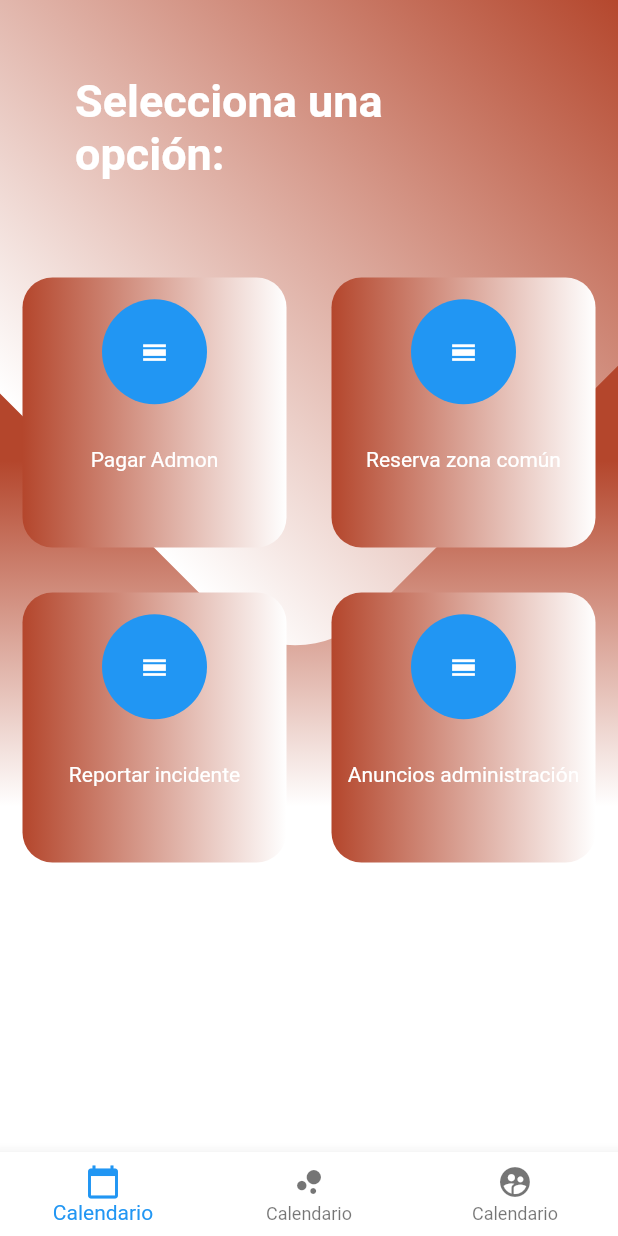
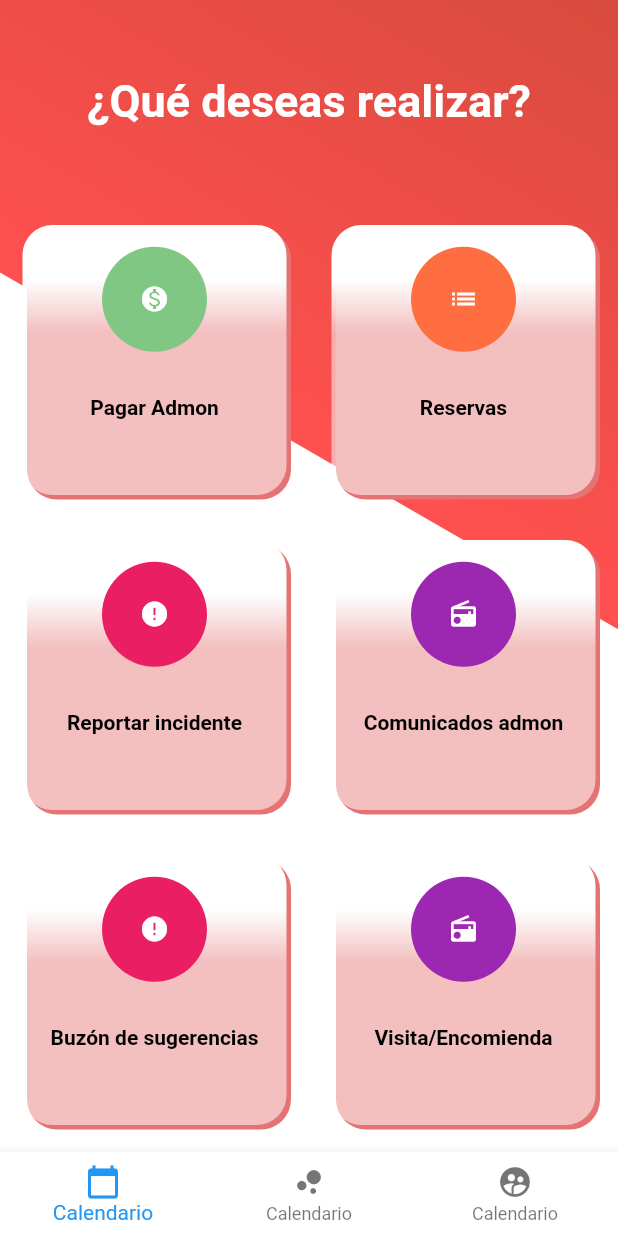
Before and after one commit to julianGonzalezV/mitribu, a Flutter app: the HomePage screen opened by its route, on a phone screen of 412 x 824 dp. Run offline on Flutter 3.47's test engine with Material 2 defaults, Android fonts, the phone set to English and light mode, and no system bars; our stand-ins replace rxdart, shared_preferences; accounts and stored records are empty.

Commit message:
categories on home

```diff
--- a/lib/src/pages/home_page.dart
+++ b/lib/src/pages/home_page.dart
@@ -1,7 +1,6 @@
 import 'dart:math';
 
 import 'package:flutter/material.dart';
-import 'package:mitribu/src/bloc/provider.dart';
 
 class HomePage extends StatelessWidget {
   const HomePage({Key key}) : super(key: key);
@@ -35,10 +34,19 @@ class HomePage extends StatelessWidget {
       height: 180.0,
       margin: EdgeInsets.all(15.0),
       decoration: BoxDecoration(
-          gradient: LinearGradient(colors: <Color>[
-            Color.fromRGBO(180, 70, 300, 9.0),
-            Colors.white,
-          ]),
+          boxShadow: [
+            new BoxShadow(
+              color: Colors.red[300],
+              offset: new Offset(3.0, 3.0),
+            )
+          ],
+          gradient: LinearGradient(
+              begin: FractionalOffset(0, 0.2),
+              end: FractionalOffset(0, 0.4),
+              colors: <Color>[
+                Colors.white,
+                Colors.white54,
+              ]),
           borderRadius: BorderRadius.circular(20.0)),
       child: Column(
         mainAxisAlignment: MainAxisAlignment.spaceAround,
@@ -59,7 +67,7 @@ class HomePage extends StatelessWidget {
           ),
           Text(
             text,
-            style: TextStyle(color: Colors.white),
+            style: TextStyle(color: Colors.black, fontWeight: FontWeight.bold),
           ),
           SizedBox(
             height: 7.0,
@@ -74,15 +82,21 @@ class HomePage extends StatelessWidget {
       children: <TableRow>[
         TableRow(children: [
           _bottonCategory(
-              context, 'Pagar Admon', Icons.calendar_view_day, Colors.blue),
-          _bottonCategory(context, 'Reserva zona común',
-              Icons.calendar_view_day, Colors.blue),
+              context, 'Pagar Admon', Icons.monetization_on, Colors.green[300]),
+          _bottonCategory(
+              context, 'Reservas', Icons.list, Colors.deepOrangeAccent),
         ]),
         TableRow(children: [
-          _bottonCategory(context, 'Reportar incidente',
-              Icons.calendar_view_day, Colors.blue),
-          _bottonCategory(context, 'Anuncios administración',
-              Icons.calendar_view_day, Colors.blue),
+          _bottonCategory(
+              context, 'Reportar incidente', Icons.error, Colors.pink),
+          _bottonCategory(
+              context, 'Comunicados admon', Icons.radio, Colors.purple),
+        ]),
+        TableRow(children: [
+          _bottonCategory(
+              context, 'Buzón de sugerencias', Icons.error, Colors.pink),
+          _bottonCategory(
+              context, 'Visita/Encomienda', Icons.radio, Colors.purple),
         ]),
       ],
     );
@@ -107,16 +121,17 @@ class HomePage extends StatelessWidget {
 
   Widget _background() {
     final boxColor1 = Transform.rotate(
-      angle: -pi / 4.0,
+      angle: -pi / 3.0,
       child: Container(
-        height: 550.0,
-        width: 480.0,
+        height: 800.0,
+        width: 700.0,
         decoration: BoxDecoration(
-            borderRadius: BorderRadius.circular(70.0),
-            gradient: LinearGradient(colors: <Color>[
-              Colors.white,
-              Color.fromRGBO(180, 70, 300, 9.0),
-            ])),
+          borderRadius: BorderRadius.circular(70.0),
+          gradient: LinearGradient(colors: <Color>[
+            Color.fromRGBO(255, 80, 80, 9.0),
+            Color.fromRGBO(180, 70, 300, 9.0),
+          ]),
+        ),
       ),
     );
 
@@ -125,10 +140,9 @@ class HomePage extends StatelessWidget {
       height: double.infinity,
       decoration: BoxDecoration(
           gradient: LinearGradient(
-              begin: FractionalOffset(0, 0.4),
+              begin: FractionalOffset(0.7, 0),
               end: FractionalOffset(0, 0.7),
               colors: <Color>[
-            Color.fromRGBO(180, 70, 300, 9.0),
             Colors.white,
           ])),
     );
@@ -136,7 +150,7 @@ class HomePage extends StatelessWidget {
     return Stack(
       children: <Widget>[
         gradient,
-        Positioned(top: -180, right: 0, child: boxColor1),
+        Positioned(top: -380, left: 70, child: boxColor1),
       ],
     );
   }
@@ -149,7 +163,7 @@ class HomePage extends StatelessWidget {
           crossAxisAlignment: CrossAxisAlignment.start,
           children: <Widget>[
             Text(
-              'Selecciona una opción:',
+              '¿Qué deseas realizar?',
               style: TextStyle(
                   color: Colors.white,
                   fontSize: 30,
```
